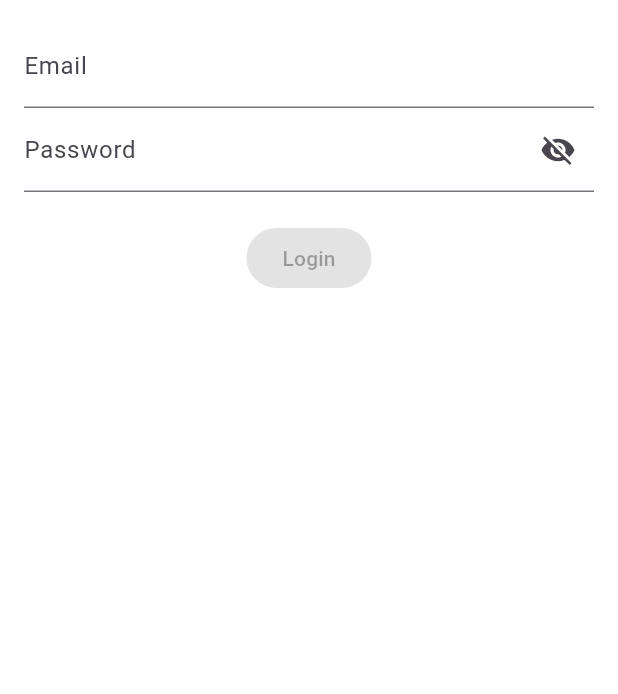
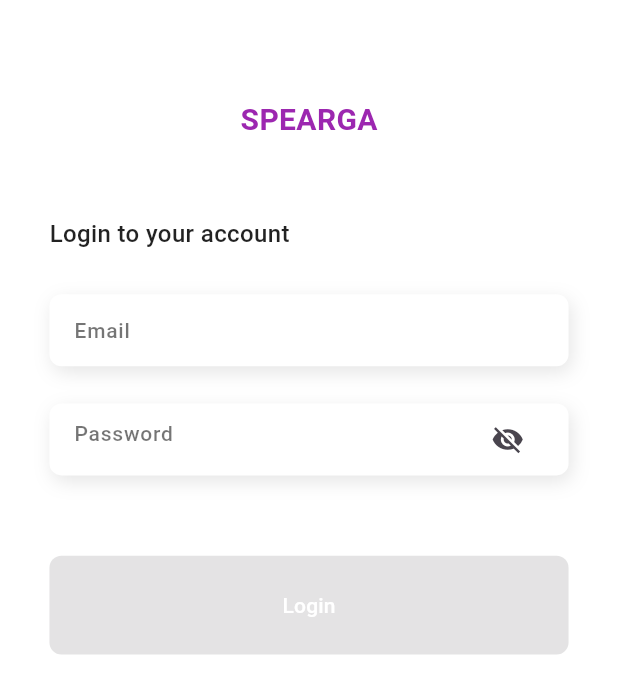
Before and after one commit to Princy-K/flutter_bloc_login_sample, a Flutter app: the screen it shows after launch, on a phone screen of 412 x 824 dp. Shown: the top 694 px of the screen. Run offline on Flutter 3.47's test engine with Material 3 defaults, Android fonts, the phone set to English and light mode, and no system bars; our stand-ins replace flutter_bloc.

Commit message:
design changes

```diff
--- a/lib/main.dart
+++ b/lib/main.dart
@@ -3,6 +3,7 @@ import 'package:flutter/services.dart';
 import 'modules/auth/view/auth_page.dart';
 
 void main() {
+  WidgetsFlutterBinding.ensureInitialized();
   SystemChrome.setEnabledSystemUIMode(
     SystemUiMode.manual,
     overlays: [
--- a/lib/modules/auth/view/auth_page.dart
+++ b/lib/modules/auth/view/auth_page.dart
@@ -1,5 +1,9 @@
 import 'package:flutter/material.dart';
 import 'package:flutter_bloc/flutter_bloc.dart';
+import 'package:flutter_bloc_example/core/extentions/margin_extention.dart';
+import 'package:flutter_bloc_example/core/extentions/media_query_extention.dart';
+import 'package:flutter_bloc_example/core/extentions/padding_extention.dart';
+import 'package:flutter_bloc_example/core/extentions/sized_box_extention.dart';
 import 'package:flutter_bloc_example/modules/auth/bloc/auth_bloc.dart';
 
 class AuthPage extends StatelessWidget {
@@ -13,6 +17,7 @@ class AuthPage extends StatelessWidget {
 
     return BlocProvider(
       create: (context) => AuthBloc(),
+      child: SafeArea(
         child: Scaffold(
           backgroundColor: Colors.white,
           body: BlocConsumer<AuthBloc, AuthState>(
@@ -36,8 +41,29 @@ class AuthPage extends StatelessWidget {
             builder: (context, state) {
               debugPrint('BUILDER');
               return Padding(
-              padding: const EdgeInsets.all(16),
-              child: Form(
+                padding: context.paddingAllResponsive(0.08),
+                child: Column(
+                  children: [
+                    Padding(
+                      padding: context.verticalPadding(0.04),
+                      child: Text('SPEARGA',
+                          style: TextStyle(
+                              color: Colors.purple,
+                              fontSize: 20,
+                              fontWeight: FontWeight.bold)),
+                    ),
+                    Padding(
+                      padding: context.verticalPadding(0.02),
+                      child: Align(
+                        alignment: Alignment.centerLeft,
+                        child: Text('Login to your account',
+                            style: TextStyle(
+                                color: Colors.black87,
+                                fontWeight: FontWeight.w500,
+                                fontSize: 16)),
+                      ),
+                    ),
+                    Form(
                       key: _formKey,
                       child: Column(
                         children: [
@@ -46,16 +72,16 @@ class AuthPage extends StatelessWidget {
                             buildWhen: (prev, curr) => prev.email != curr.email,
                             builder: (context, state) {
                               debugPrint('EMAIL');
-                        return TextFormField(
+                              return CustomEditField(
+                                  hintText: 'Email',
                                   initialValue: state.email,
-                          decoration: InputDecoration(labelText: 'Email'),
-                          onChanged: (value) =>
-                              context.read<AuthBloc>().add(EmailChanged(value)),
+                                  onChanged: (value) => context
+                                      .read<AuthBloc>()
+                                      .add(EmailChanged(value)),
                                   validator: (value) =>
                                       value != null && value.contains('@')
                                           ? null
-                                  : 'Enter a valid email',
-                        );
+                                          : 'Enter a valid email');
                             },
                           ),
 
@@ -66,35 +92,37 @@ class AuthPage extends StatelessWidget {
                                 prev.showPassword != curr.showPassword,
                             builder: (context, state) {
                               debugPrint('PASSWORD');
-                        return TextFormField(
+                              return CustomEditField(
+                                  hintText: 'Password',
                                   initialValue: state.password,
                                   obscureText: !state.showPassword,
-                          decoration: InputDecoration(
-                              labelText: 'Password',
                                   suffixIcon: IconButton(
+                                    padding: EdgeInsets.zero,
+                                    visualDensity: VisualDensity(
+                                        vertical: -4, horizontal: -4),
                                     icon: Icon(
                                       state.showPassword
                                           ? Icons.visibility
                                           : Icons.visibility_off,
+                                      size: 22,
                                     ),
                                     onPressed: () {
                                       context
                                           .read<AuthBloc>()
                                           .add(TogglePasswordVisibility());
                                     },
-                              )),
+                                  ),
                                   onChanged: (value) => context
                                       .read<AuthBloc>()
                                       .add(PasswordChanged(value)),
                                   validator: (value) =>
                                       value != null && value.length >= 6
                                           ? null
-                                  : 'Minimum 6 characters',
-                        );
+                                          : 'Minimum 6 characters');
                             },
                           ),
 
-                    SizedBox(height: 20),
+                          context.spaceH(0.05),
 
                           /// Submit button
                           BlocBuilder<AuthBloc, AuthState>(
@@ -104,27 +132,91 @@ class AuthPage extends StatelessWidget {
                             builder: (context, state) {
                               return state.isSubmitting
                                   ? CircularProgressIndicator()
-                            : ElevatedButton(
+                                  : SizedBox(
+                                      width: context.screenWidth,
+                                      height: context.screenHeight * 0.08,
+                                      child: ElevatedButton(
+                                        style: ElevatedButton.styleFrom(
+                                            backgroundColor: Colors.purple,
+                                            shape: RoundedRectangleBorder(
+                                                borderRadius:
+                                                    BorderRadius.circular(8))),
                                         onPressed: state.isValid
                                             ? () {
-                                        if (_formKey.currentState!.validate()) {
+                                                if (_formKey.currentState!
+                                                    .validate()) {
                                                   context
                                                       .read<AuthBloc>()
                                                       .add(LoginSubmitted());
                                                 }
                                               }
                                             : null,
-                                child: Text('Login'),
+                                        child: Text(
+                                          'Login',
+                                          style: TextStyle(color: Colors.white),
+                                        ),
+                                      ),
                                     );
                             },
                           ),
                         ],
                       ),
                     ),
+                  ],
+                ),
               );
             },
+          ),
         ),
       ),
     );
   }
 }
+
+class CustomEditField extends StatelessWidget {
+  final bool obscureText;
+  final String hintText;
+  final String? initialValue;
+  final Function(String)? onChanged;
+  final Widget? suffixIcon;
+  final String? Function(String?)? validator;
+
+  const CustomEditField(
+      {super.key,
+      this.initialValue,
+      this.onChanged,
+      this.validator,
+      this.obscureText = false,
+      required this.hintText,
+      this.suffixIcon});
+
+  @override
+  Widget build(BuildContext context) {
+    return Container(
+      padding: context.horizontalPadding(0.04),
+      margin: context.verticalMargin(0.015),
+      decoration: BoxDecoration(
+          color: Colors.white,
+          borderRadius: BorderRadius.circular(8),
+          boxShadow: [
+            BoxShadow(
+                color: Colors.black.withOpacity(0.1),
+                blurRadius: 10,
+                offset: Offset(2, 4))
+          ]),
+      child: TextFormField(
+        initialValue: initialValue,
+        decoration: InputDecoration(
+            suffixIcon: suffixIcon,
+            hintText: hintText,
+            hintStyle: TextStyle(
+                fontSize: 14,
+                color: Colors.black54,
+                fontWeight: FontWeight.w500),
+            border: InputBorder.none),
+        onChanged: onChanged,
+        validator: validator,
+      ),
+    );
+  }
+}
```
Lines whose indentation alone changed are shown as unchanged.
